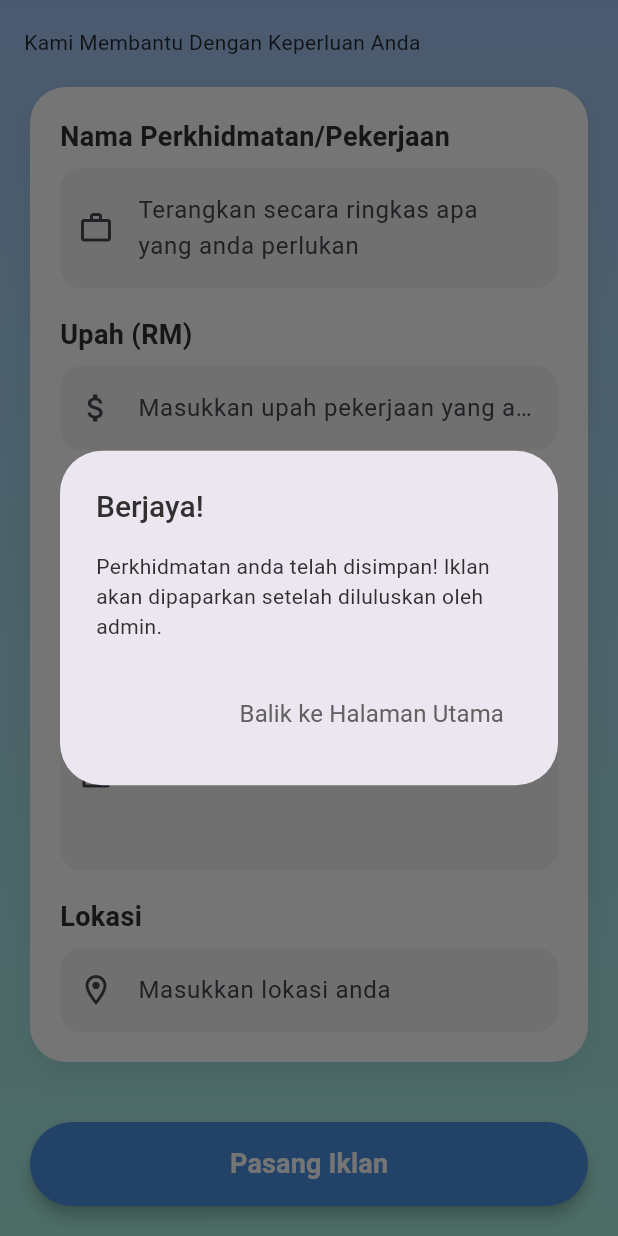
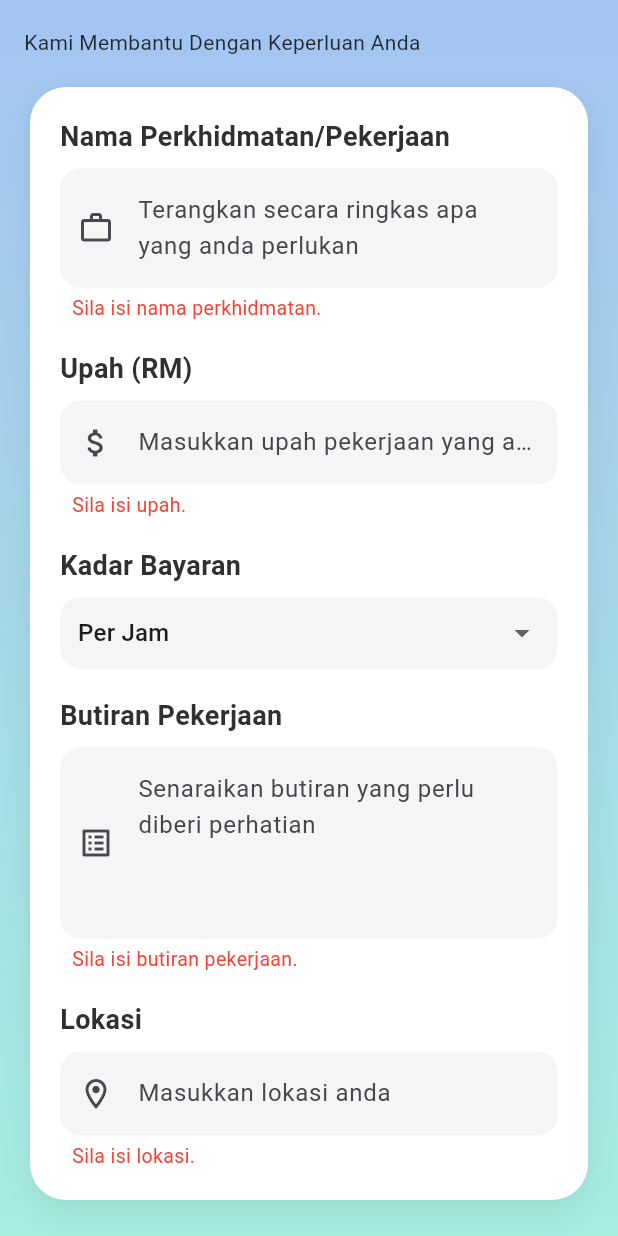
Before and after one commit to izzathakimi/henshin, a Flutter app: the RequestServicePage1Widget screen opened directly, scrolled down 76 dp, after a tap on "Pasang Iklan", on a phone screen of 412 x 824 dp. Run offline on Flutter 3.47's test engine with Material 3 defaults, Android fonts, the phone set to English and light mode, and no system bars; drawn by our look-alikes of auto_size_text; our stand-ins replace cached_network_image, cloud_firestore, firebase_auth, firebase_core, firebase_storage, flutter_svg and 6 more; missing offline and left inert: stream_chat, stream_chat_flutter; accounts and stored records are empty; generated files the repository leaves out were written again; Roboto replaces fonts that are missing (NatoSansKhmer, Ubuntu).

Commit message:
Ensure forms filled in Request Service

```diff
--- a/lib/request_service_page1/request_service_page1_widget.dart
+++ b/lib/request_service_page1/request_service_page1_widget.dart
@@ -24,7 +24,18 @@ class RequestServicePage1WidgetState extends State<RequestServicePage1Widget> {
   final TextEditingController _locationController = TextEditingController();
   String _selectedPaymentRate = 'Per Jam';
 
+  String? _descError, _priceError, _requirementsError, _locationError;
+
   void navigateToSummary() async {
+    setState(() {
+      _descError = _descriptionController.text.trim().isEmpty ? 'Sila isi nama perkhidmatan.' : null;
+      _priceError = _priceController.text.trim().isEmpty ? 'Sila isi upah.' : null;
+      _requirementsError = _requirementsController.text.trim().isEmpty ? 'Sila isi butiran pekerjaan.' : null;
+      _locationError = _locationController.text.trim().isEmpty ? 'Sila isi lokasi.' : null;
+    });
+    if (_descError != null || _priceError != null || _requirementsError != null || _locationError != null) {
+      return;
+    }
     double price = double.tryParse(_priceController.text) ?? 0;
     List<String> requirements = _requirementsController.text.split('\n');
     String description = _descriptionController.text;
@@ -179,6 +190,11 @@ class RequestServicePage1WidgetState extends State<RequestServicePage1Widget> {
                               ),
                             ),
                           ),
+                          if (_descError != null)
+                            Padding(
+                              padding: const EdgeInsets.only(left: 8, top: 4),
+                              child: Text(_descError!, style: TextStyle(color: Colors.red, fontSize: 13)),
+                            ),
                           const SizedBox(height: 18),
                           // Price
                           Text(
@@ -203,6 +219,11 @@ class RequestServicePage1WidgetState extends State<RequestServicePage1Widget> {
                               ),
                             ),
                           ),
+                          if (_priceError != null)
+                            Padding(
+                              padding: const EdgeInsets.only(left: 8, top: 4),
+                              child: Text(_priceError!, style: TextStyle(color: Colors.red, fontSize: 13)),
+                            ),
                           const SizedBox(height: 18),
                           // Payment Rate
                           Text(
@@ -265,6 +286,11 @@ class RequestServicePage1WidgetState extends State<RequestServicePage1Widget> {
                               ),
                             ),
                           ),
+                          if (_requirementsError != null)
+                            Padding(
+                              padding: const EdgeInsets.only(left: 8, top: 4),
+                              child: Text(_requirementsError!, style: TextStyle(color: Colors.red, fontSize: 13)),
+                            ),
                           const SizedBox(height: 18),
                           // Location
                           Text(
@@ -288,6 +314,11 @@ class RequestServicePage1WidgetState extends State<RequestServicePage1Widget> {
                               ),
                             ),
                           ),
+                          if (_locationError != null)
+                            Padding(
+                              padding: const EdgeInsets.only(left: 8, top: 4),
+                              child: Text(_locationError!, style: TextStyle(color: Colors.red, fontSize: 13)),
+                            ),
                         ],
                       ),
                     ),
```
